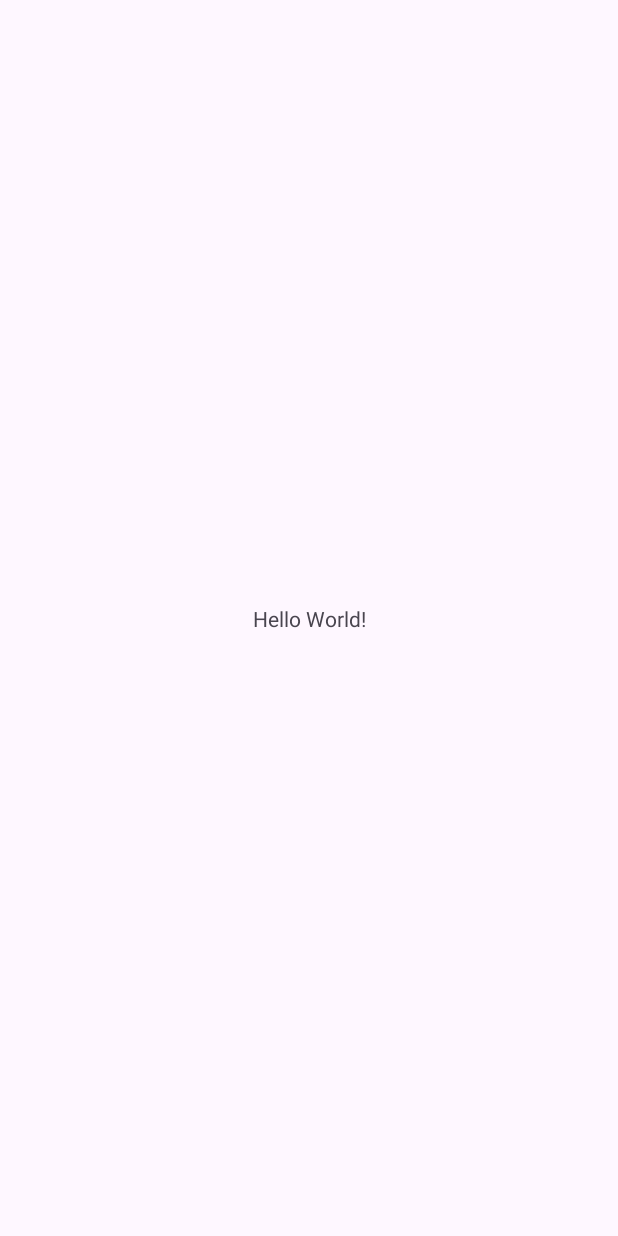
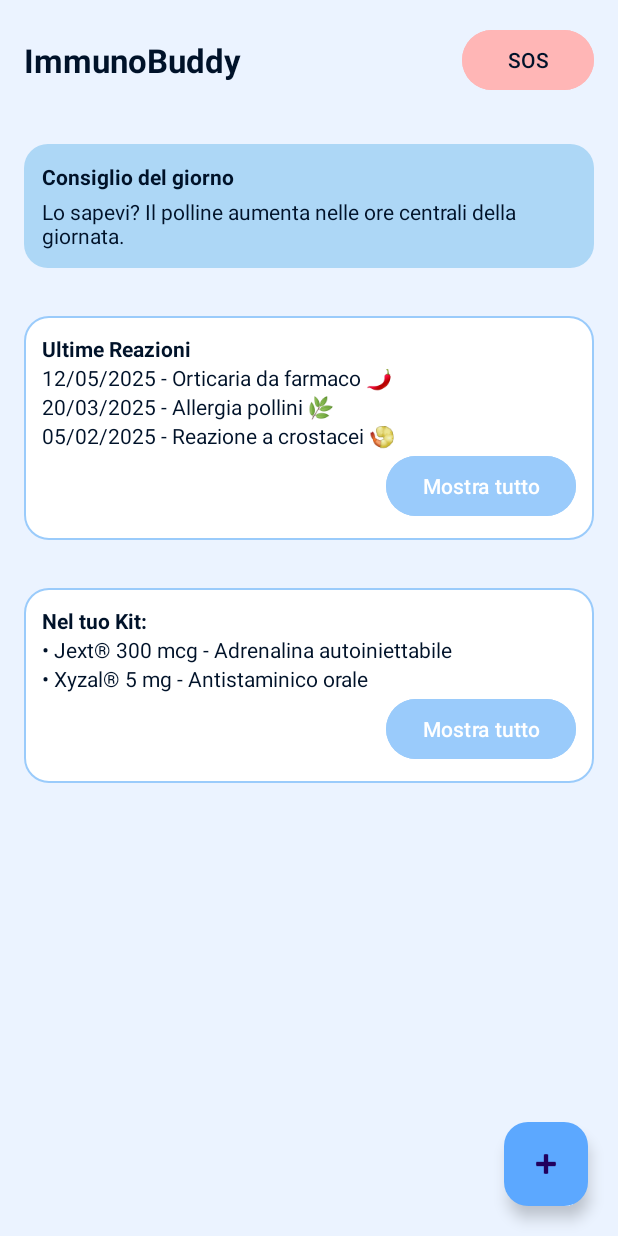
Before and after one commit to LunarTear-22/ImmunoBuddy, an Android app: the screen it shows after launch (MainActivity), on a phone screen of 412 x 824 dp. Before the commit the screen is almost empty. Run offline under Robolectric (Android 15) with nearby library versions, the phone set to English and light mode, and no system bars.

Commit message:
Aggiunta bozza home

```diff
--- a/app/build.gradle.kts
+++ b/app/build.gradle.kts
@@ -4,12 +4,12 @@ plugins {
 
 android {
     namespace = "com.example.immunobubby"
-    compileSdk = 34
+    compileSdk = 35
 
     defaultConfig {
         applicationId = "com.example.immunobubby"
         minSdk = 24
-        targetSdk = 34
+        targetSdk = 35
         versionCode = 1
         versionName = "1.0"
 
--- /dev/null
+++ b/app/src/main/java/com/example/immunobubby/FabMenu.java
@@ -0,0 +1,4 @@
+package com.example.immunobubby;
+
+public class FabMenu {
+}
--- a/app/src/main/java/com/example/immunobubby/MainActivity.java
+++ b/app/src/main/java/com/example/immunobubby/MainActivity.java
@@ -1,24 +1,44 @@
 package com.example.immunobubby;
 
 import android.os.Bundle;
-
-import androidx.activity.EdgeToEdge;
+import android.view.View;
+import android.widget.LinearLayout;
+import android.widget.Toast;
 import androidx.appcompat.app.AppCompatActivity;
-import androidx.core.graphics.Insets;
-import androidx.core.view.ViewCompat;
-import androidx.core.view.WindowInsetsCompat;
+import com.google.android.material.floatingactionbutton.FloatingActionButton;
 
 public class MainActivity extends AppCompatActivity {
+
+    private FloatingActionButton fabMenu;
+    private LinearLayout fabMenuLayout;
+    private boolean isMenuOpen = false;
 
     @Override
     protected void onCreate(Bundle savedInstanceState) {
         super.onCreate(savedInstanceState);
-        EdgeToEdge.enable(this);
         setContentView(R.layout.activity_main);
-        ViewCompat.setOnApplyWindowInsetsListener(findViewById(R.id.main), (v, insets) -> {
-            Insets systemBars = insets.getInsets(WindowInsetsCompat.Type.systemBars());
-            v.setPadding(systemBars.left, systemBars.top, systemBars.right, systemBars.bottom);
-            return insets;
-        });
+
+        fabMenu = findViewById(R.id.fabMenu);
+        fabMenuLayout = findViewById(R.id.fabMenuLayout);
+
+        fabMenu.setOnClickListener(v -> toggleFabMenu());
+
+        findViewById(R.id.btnReazioni).setOnClickListener(v ->
+                Toast.makeText(this, "Aggiungi Reazione", Toast.LENGTH_SHORT).show());
+
+        findViewById(R.id.btnPromemoria).setOnClickListener(v ->
+                Toast.makeText(this, "Aggiungi Promemoria Farmaci", Toast.LENGTH_SHORT).show());
+
+        findViewById(R.id.btnSintomi).setOnClickListener(v ->
+                Toast.makeText(this, "Aggiungi Sintomi", Toast.LENGTH_SHORT).show());
+    }
+
+    private void toggleFabMenu() {
+        if (isMenuOpen) {
+            fabMenuLayout.setVisibility(View.GONE);
+        } else {
+            fabMenuLayout.setVisibility(View.VISIBLE);
+        }
+        isMenuOpen = !isMenuOpen;
     }
 }
--- /dev/null
+++ b/app/src/main/res/drawable/fab_background.xml
@@ -0,0 +1,6 @@
+<?xml version="1.0" encoding="utf-8"?>
+<shape xmlns:android="http://schemas.android.com/apk/res/android"
+    android:shape="oval">
+    <solid android:color="@color/primary_dark"/>
+    <size android:width="56dp" android:height="56dp"/>
+</shape>
--- /dev/null
+++ b/app/src/main/res/drawable/rounded_box.xml
@@ -0,0 +1,11 @@
+<?xml version="1.0" encoding="utf-8"?>
+<shape xmlns:android="http://schemas.android.com/apk/res/android"
+    android:shape="rectangle">
+    <solid android:color="@color/primary_light"/>
+    <corners android:radius="16dp"/>
+    <padding
+        android:left="12dp"
+        android:top="12dp"
+        android:right="12dp"
+        android:bottom="12dp"/>
+</shape>
--- /dev/null
+++ b/app/src/main/res/drawable/rounded_white_box.xml
@@ -0,0 +1,14 @@
+<?xml version="1.0" encoding="utf-8"?>
+<shape xmlns:android="http://schemas.android.com/apk/res/android"
+    android:shape="rectangle">
+    <solid android:color="@color/white"/>
+    <corners android:radius="16dp"/>
+    <stroke
+        android:color="@color/primary_medium"
+        android:width="1dp"/>
+    <padding
+        android:left="12dp"
+        android:top="12dp"
+        android:right="12dp"
+        android:bottom="12dp"/>
+</shape>
--- a/app/src/main/res/layout/activity_main.xml
+++ b/app/src/main/res/layout/activity_main.xml
@@ -1,19 +1,157 @@
 <?xml version="1.0" encoding="utf-8"?>
-<androidx.constraintlayout.widget.ConstraintLayout xmlns:android="http://schemas.android.com/apk/res/android"
+<RelativeLayout xmlns:android="http://schemas.android.com/apk/res/android"
     xmlns:app="http://schemas.android.com/apk/res-auto"
-    xmlns:tools="http://schemas.android.com/tools"
-    android:id="@+id/main"
     android:layout_width="match_parent"
     android:layout_height="match_parent"
-    tools:context=".MainActivity">
+    android:background="@color/background_light">
 
-    <TextView
+    <!-- Titolo + SOS -->
+    <LinearLayout
+        android:id="@+id/header"
+        android:layout_width="match_parent"
+        android:layout_height="wrap_content"
+        android:orientation="horizontal"
+        android:gravity="center_vertical"
+        android:padding="16dp">
+
+        <TextView
+            android:layout_width="wrap_content"
+            android:layout_height="wrap_content"
+            android:text="ImmunoBuddy"
+            android:textSize="22sp"
+            android:textStyle="bold"
+            android:textColor="@color/text_dark"
+            android:layout_weight="1"/>
+
+        <Button
+            android:id="@+id/btnSOS"
+            android:layout_width="wrap_content"
+            android:layout_height="wrap_content"
+            android:text="SOS"
+            android:textColor="@color/text_dark"
+            android:backgroundTint="@color/danger"/>
+    </LinearLayout>
+
+    <!-- Consiglio -->
+    <LinearLayout
+        android:id="@+id/boxTip"
+        android:layout_width="match_parent"
+        android:layout_height="wrap_content"
+        android:layout_below="@id/header"
+        android:layout_margin="16dp"
+        android:background="@drawable/rounded_box"
+        android:orientation="vertical">
+
+        <TextView
+            android:layout_width="wrap_content"
+            android:layout_height="wrap_content"
+            android:text="Consiglio del giorno"
+            android:textStyle="bold"
+            android:textColor="@color/text_dark"/>
+
+        <TextView
+            android:layout_width="wrap_content"
+            android:layout_height="wrap_content"
+            android:text="Lo sapevi? Il polline aumenta nelle ore centrali della giornata."
+            android:textColor="@color/text_dark"
+            android:layout_marginTop="4dp"/>
+    </LinearLayout>
+
+    <!-- Ultime Reazioni -->
+    <LinearLayout
+        android:id="@+id/boxReazioni"
+        android:layout_width="match_parent"
+        android:layout_height="wrap_content"
+        android:layout_below="@id/boxTip"
+        android:layout_margin="16dp"
+        android:orientation="vertical"
+        android:background="@drawable/rounded_white_box">
+
+        <TextView
+            android:layout_width="wrap_content"
+            android:layout_height="wrap_content"
+            android:text="Ultime Reazioni"
+            android:textStyle="bold"
+            android:textColor="@color/text_dark"/>
+
+        <TextView
+            android:layout_width="wrap_content"
+            android:layout_height="wrap_content"
+            android:text="12/05/2025 - Orticaria da farmaco 🌶"
+            android:textColor="@color/text_dark"/>
+
+        <TextView
+            android:layout_width="wrap_content"
+            android:layout_height="wrap_content"
+            android:text="20/03/2025 - Allergia pollini 🌿"
+            android:textColor="@color/text_dark"/>
+
+        <TextView
+            android:layout_width="wrap_content"
+            android:layout_height="wrap_content"
+            android:text="05/02/2025 - Reazione a crostacei 🍤"
+            android:textColor="@color/text_dark"/>
+
+        <Button
+            android:id="@+id/btnMostraReazioni"
+            android:layout_width="wrap_content"
+            android:layout_height="wrap_content"
+            android:text="Mostra tutto"
+            android:layout_gravity="end"
+            android:backgroundTint="@color/primary_medium"/>
+    </LinearLayout>
+
+    <!-- Nel tuo Kit -->
+    <LinearLayout
+        android:id="@+id/boxKit"
+        android:layout_width="match_parent"
+        android:layout_height="wrap_content"
+        android:layout_below="@id/boxReazioni"
+        android:layout_margin="16dp"
+        android:orientation="vertical"
+        android:background="@drawable/rounded_white_box">
+
+        <TextView
+            android:layout_width="wrap_content"
+            android:layout_height="wrap_content"
+            android:text="Nel tuo Kit:"
+            android:textStyle="bold"
+            android:textColor="@color/text_dark"/>
+
+        <TextView
+            android:layout_width="wrap_content"
+            android:layout_height="wrap_content"
+            android:text="• Jext® 300 mcg - Adrenalina autoiniettabile"
+            android:textColor="@color/text_dark"/>
+
+        <TextView
+            android:layout_width="wrap_content"
+            android:layout_height="wrap_content"
+            android:text="• Xyzal® 5 mg - Antistaminico orale"
+            android:textColor="@color/text_dark"/>
+
+        <Button
+            android:id="@+id/btnMostraKit"
+            android:layout_width="wrap_content"
+            android:layout_height="wrap_content"
+            android:text="Mostra tutto"
+            android:layout_gravity="end"
+            android:backgroundTint="@color/primary_medium"/>
+    </LinearLayout>
+
+    <!-- Floating Action Button -->
+    <com.google.android.material.floatingactionbutton.FloatingActionButton
+        android:id="@+id/fabMenu"
         android:layout_width="wrap_content"
         android:layout_height="wrap_content"
-        android:text="Hello World!"
-        app:layout_constraintBottom_toBottomOf="parent"
-        app:layout_constraintEnd_toEndOf="parent"
-        app:layout_constraintStart_toStartOf="parent"
-        app:layout_constraintTop_toTopOf="parent" />
+        android:src="@android:drawable/ic_input_add"
+        app:backgroundTint="@color/primary_dark"
+        android:layout_alignParentBottom="true"
+        android:layout_alignParentEnd="true"
+        android:layout_margin="20dp"/>
 
-</androidx.constraintlayout.widget.ConstraintLayout>
+    <!-- Menu nascosto -->
+    <include
+        android:id="@+id/fabMenuLayout"
+        layout="@layout/fab_menu"/>
+</RelativeLayout>
--- /dev/null
+++ b/app/src/main/res/layout/fab_menu.xml
@@ -0,0 +1,31 @@
+<?xml version="1.0" encoding="utf-8"?>
+<LinearLayout xmlns:android="http://schemas.android.com/apk/res/android"
+    android:layout_width="wrap_content"
+    android:layout_height="wrap_content"
+    android:orientation="vertical"
+    android:layout_gravity="end|bottom"
+    android:layout_marginBottom="90dp"
+    android:layout_marginEnd="20dp"
+    android:visibility="gone">
+
+    <Button
+        android:id="@+id/btnReazioni"
+        android:layout_width="wrap_content"
+        android:layout_height="wrap_content"
+        android:text="+ Reazioni"
+        android:backgroundTint="@color/primary_light"/>
+
+    <Button
+        android:id="@+id/btnPromemoria"
+        android:layout_width="wrap_content"
+        android:layout_height="wrap_content"
+        android:text="+ Promemoria Farmaci"
+        android:backgroundTint="@color/primary_light"/>
+
+    <Button
+        android:id="@+id/btnSintomi"
+        android:layout_width="wrap_content"
+        android:layout_height="wrap_content"
+        android:text="+ Sintomi"
+        android:backgroundTint="@color/primary_light"/>
+</LinearLayout>
--- a/app/src/main/res/values/colors.xml
+++ b/app/src/main/res/values/colors.xml
@@ -1,5 +1,10 @@
 <?xml version="1.0" encoding="utf-8"?>
 <resources>
-    <color name="black">#FF000000</color>
-    <color name="white">#FFFFFFFF</color>
+    <color name="background_light">#ebf3ff</color>
+    <color name="primary_light">#add7f6</color>
+    <color name="primary_medium">#9acbfb</color>
+    <color name="primary_dark">#5ca8ff</color>
+    <color name="text_dark">#001229</color>
+    <color name="white">#FFFFFF</color>
+    <color name="danger">#FFB6B6</color>
 </resources>
```
